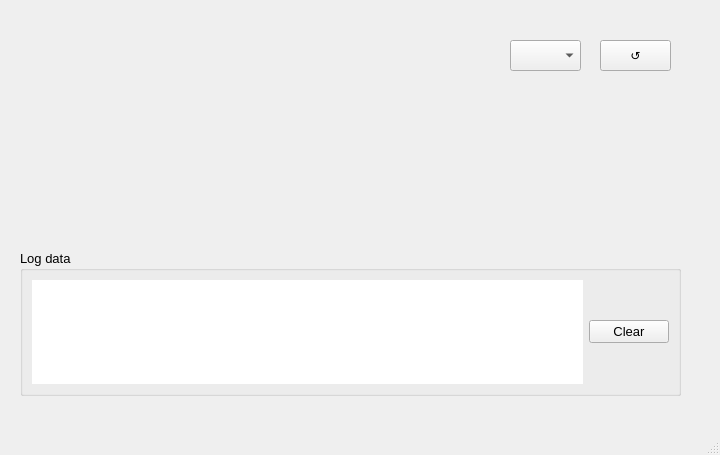
Before: the Qt Designer form mainwindow.ui in zubair-appdev/UART_Tx_Rx, drawn with Qt 5.
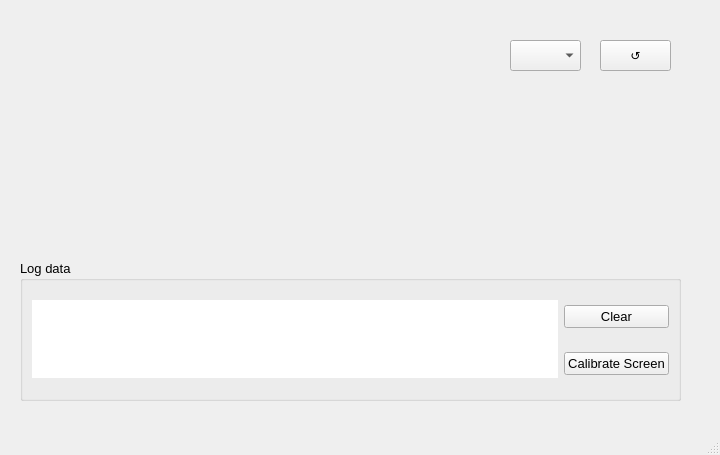
After: the same form once the commit is applied.

Commit message: Added "Calibrate Screen" button (automatically adjusts widgets and fonts based on screen DPI).

The edit to the form file:
```diff
--- a/mainwindow.ui
+++ b/mainwindow.ui
@@ -59,9 +59,9 @@
     <property name="geometry">
      <rect>
       <x>20</x>
-      <y>250</y>
+      <y>260</y>
       <width>661</width>
-      <height>146</height>
+      <height>141</height>
      </rect>
     </property>
     <property name="font">
@@ -75,20 +75,8 @@
     <property name="title">
      <string>Log data</string>
     </property>
-    <layout class="QGridLayout" name="gridLayout_5">
-     <item row="0" column="1">
-      <widget class="QPushButton" name="pushButton_clear">
-       <property name="font">
-        <font>
-         <pointsize>10</pointsize>
-        </font>
-       </property>
-       <property name="text">
-        <string>Clear</string>
-       </property>
-      </widget>
-     </item>
-     <item row="0" column="0">
+    <layout class="QGridLayout" name="gridLayout">
+     <item row="0" column="0" rowspan="2">
       <widget class="QTextEdit" name="textEdit_rawBytes">
        <property name="styleSheet">
         <string notr="true">border : none;</string>
@@ -98,6 +86,30 @@
        </property>
       </widget>
      </item>
+     <item row="0" column="1">
+      <widget class="QPushButton" name="pushButton_clear">
+       <property name="font">
+        <font>
+         <pointsize>10</pointsize>
+        </font>
+       </property>
+       <property name="text">
+        <string>Clear</string>
+       </property>
+      </widget>
+     </item>
+     <item row="1" column="1">
+      <widget class="QPushButton" name="pushButton_calibrateScreen">
+       <property name="font">
+        <font>
+         <pointsize>10</pointsize>
+        </font>
+       </property>
+       <property name="text">
+        <string>Calibrate Screen</string>
+       </property>
+      </widget>
+     </item>
     </layout>
    </widget>
   </widget>
```
The commit also changes 4 other files.
